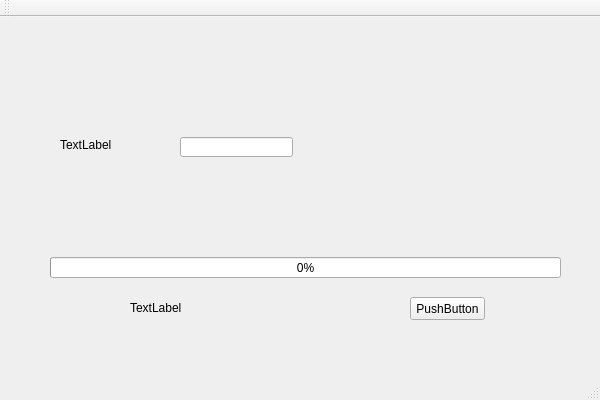
The window that QtWidgetsApplication3.ui (nuaajc-lab107/socket__demo) describes before a commit, drawn with Qt 5.
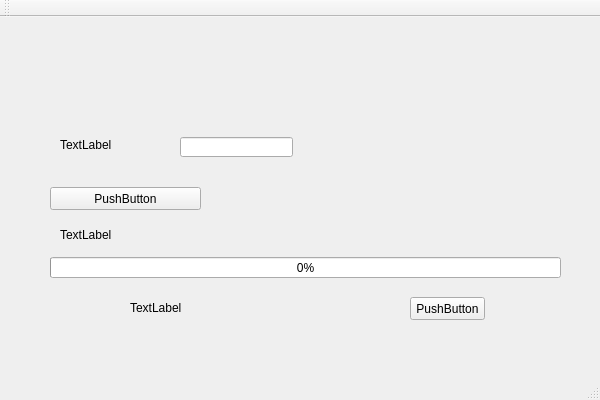
The same window after the commit.

Commit message: 添加存放路径

Diff of the .ui file:
```diff
--- a/QtWidgetsApplication3.ui
+++ b/QtWidgetsApplication3.ui
@@ -76,6 +76,32 @@
      <string>TextLabel</string>
     </property>
    </widget>
+   <widget class="QLabel" name="label_2">
+    <property name="geometry">
+     <rect>
+      <x>60</x>
+      <y>210</y>
+      <width>461</width>
+      <height>16</height>
+     </rect>
+    </property>
+    <property name="text">
+     <string>TextLabel</string>
+    </property>
+   </widget>
+   <widget class="QPushButton" name="setButton">
+    <property name="geometry">
+     <rect>
+      <x>50</x>
+      <y>170</y>
+      <width>151</width>
+      <height>23</height>
+     </rect>
+    </property>
+    <property name="text">
+     <string>PushButton</string>
+    </property>
+   </widget>
   </widget>
   <widget class="QMenuBar" name="menuBar">
    <property name="geometry">
```
The commit also changes 2 other files.
